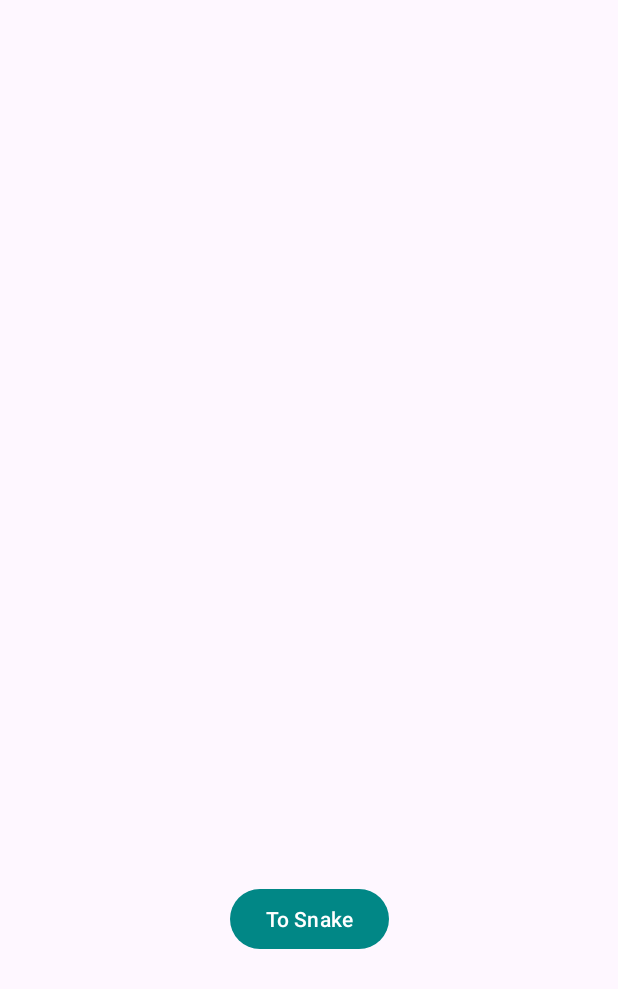
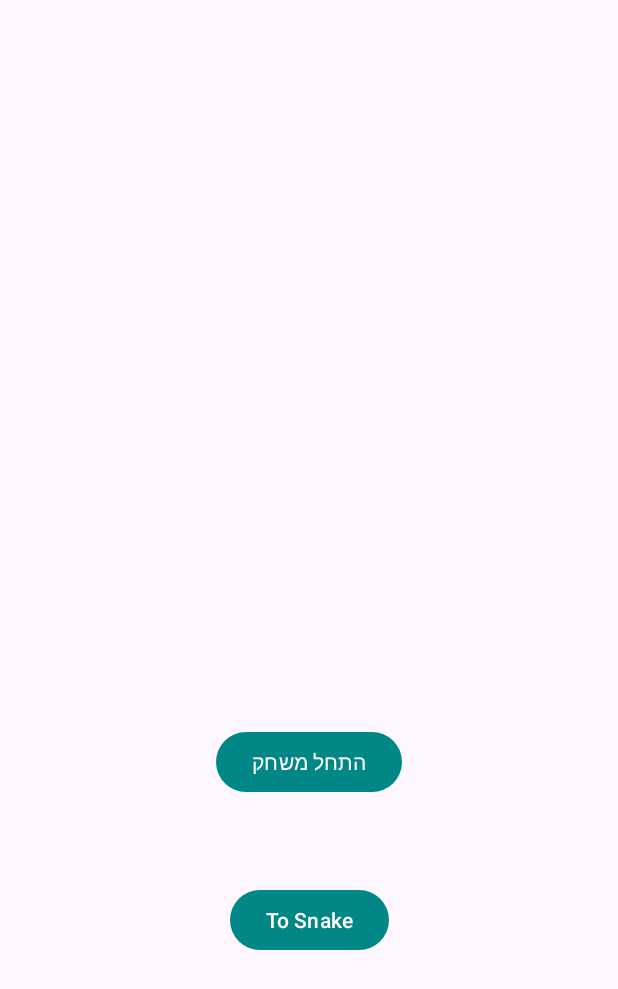
Before and after one commit to barkan33/FinalProject, an Android app: the screen it shows after launch (MainActivity), on a phone screen of 412 x 824 dp. Shown: the top 989 px of the screen. Run offline under Robolectric (Android 15) with nearby library versions, the phone set to English and light mode, and no system bars.

Commit message:
נחש את המספר

```diff
--- a/app/build.gradle
+++ b/app/build.gradle
@@ -33,6 +33,7 @@ dependencies {
     implementation 'androidx.appcompat:appcompat:1.6.1'
     implementation 'com.google.android.material:material:1.11.0'
     implementation 'androidx.constraintlayout:constraintlayout:2.1.4'
+    implementation 'androidx.activity:activity:1.8.0'
     testImplementation 'junit:junit:4.13.2'
     androidTestImplementation 'androidx.test.ext:junit:1.1.5'
     androidTestImplementation 'androidx.test.espresso:espresso-core:3.5.1'
--- a/app/src/main/AndroidManifest.xml
+++ b/app/src/main/AndroidManifest.xml
@@ -13,9 +13,14 @@
         android:theme="@style/Theme.FinalProject"
         tools:targetApi="31">
         <activity
+            android:screenOrientation="portrait"
+            android:name=".GameActivity"
+            android:exported="false" />
+        <activity
             android:name=".SnakeActivity"
             android:exported="false" />
         <activity
+            android:screenOrientation="portrait"
             android:name=".MainActivity"
             android:exported="true">
             <intent-filter>
--- a/app/src/main/java/com/example/finalproject/MainActivity.java
+++ b/app/src/main/java/com/example/finalproject/MainActivity.java
@@ -20,5 +20,14 @@ public class MainActivity extends AppCompatActivity {
                 startActivity(new Intent(MainActivity.this, SnakeActivity.class));
             }
         });
+
+        Button startButton = findViewById(R.id.startButton);
+        startButton.setOnClickListener(new View.OnClickListener() {
+            @Override
+            public void onClick(View view) {
+                Intent intent = new Intent(MainActivity.this, GameActivity.class);
+                startActivity(intent);
+            }
+        });
     }
 }
--- a/app/src/main/res/layout/activity_main.xml
+++ b/app/src/main/res/layout/activity_main.xml
@@ -11,8 +11,19 @@
         android:id="@+id/ToGameBtn"
         android:layout_width="wrap_content"
         android:layout_height="wrap_content"
-        android:layout_marginBottom="187dp"
+        android:layout_marginStart="9dp"
+        android:layout_marginTop="57dp"
         android:text="@string/to_snake_btn"
+        app:layout_constraintStart_toStartOf="@+id/startButton"
+        app:layout_constraintTop_toBottomOf="@+id/startButton" />
+
+    <Button
+        android:id="@+id/startButton"
+        android:layout_width="wrap_content"
+        android:layout_height="wrap_content"
+        android:layout_centerInParent="true"
+        android:layout_marginBottom="292dp"
+        android:text="התחל משחק"
         app:layout_constraintBottom_toBottomOf="parent"
         app:layout_constraintEnd_toEndOf="parent"
         app:layout_constraintStart_toStartOf="parent" />
--- a/app/src/main/res/layout/activity_snake.xml
+++ b/app/src/main/res/layout/activity_snake.xml
@@ -4,6 +4,8 @@
     xmlns:tools="http://schemas.android.com/tools"
     android:layout_width="match_parent"
     android:layout_height="match_parent"
-    tools:context=".SnakeActivity">
+    tools:context=".SnakeActivity"
+    android:theme="@style/Theme.Game"
+    >
 
 </androidx.constraintlayout.widget.ConstraintLayout>
--- a/app/src/main/res/values-v31/themes.xml
+++ b/app/src/main/res/values-v31/themes.xml
@@ -13,5 +13,11 @@
         <item name="android:windowSplashScreenBackground">@color/black</item>
         <item name="android:windowSplashScreenAnimatedIcon">@drawable/logo_animated</item>
         <item name="android:windowSplashScreenAnimationDuration">1500</item>
+
     </style>
+    <style name="Theme.Game" parent="Theme.FinalProject">
+
+        <item name="android:windowFullscreen">true</item>
+    </style>
+
 </resources>
```
Also changed, not shown: app/src/main/java/com/example/finalproject/GameActivity.java (added, +61 -0 lines), app/src/main/java/com/example/finalproject/SnakeActivity.java (+11 -1 lines), app/src/main/res/layout/activity_game.xml (added, +33 -0 lines).
